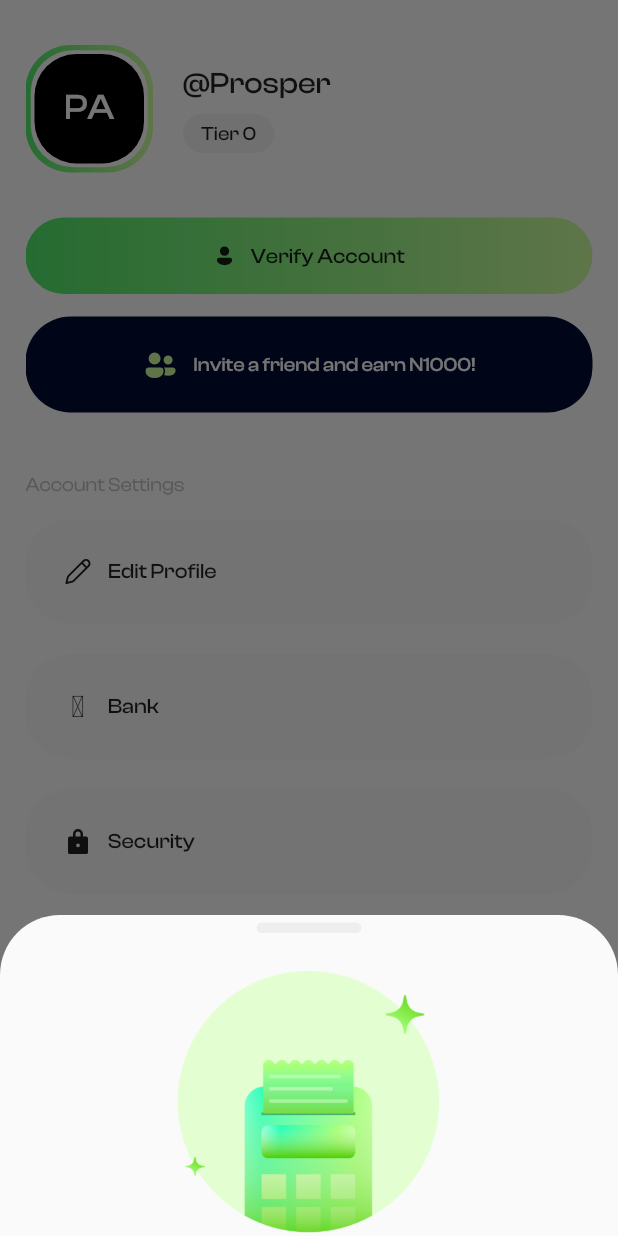
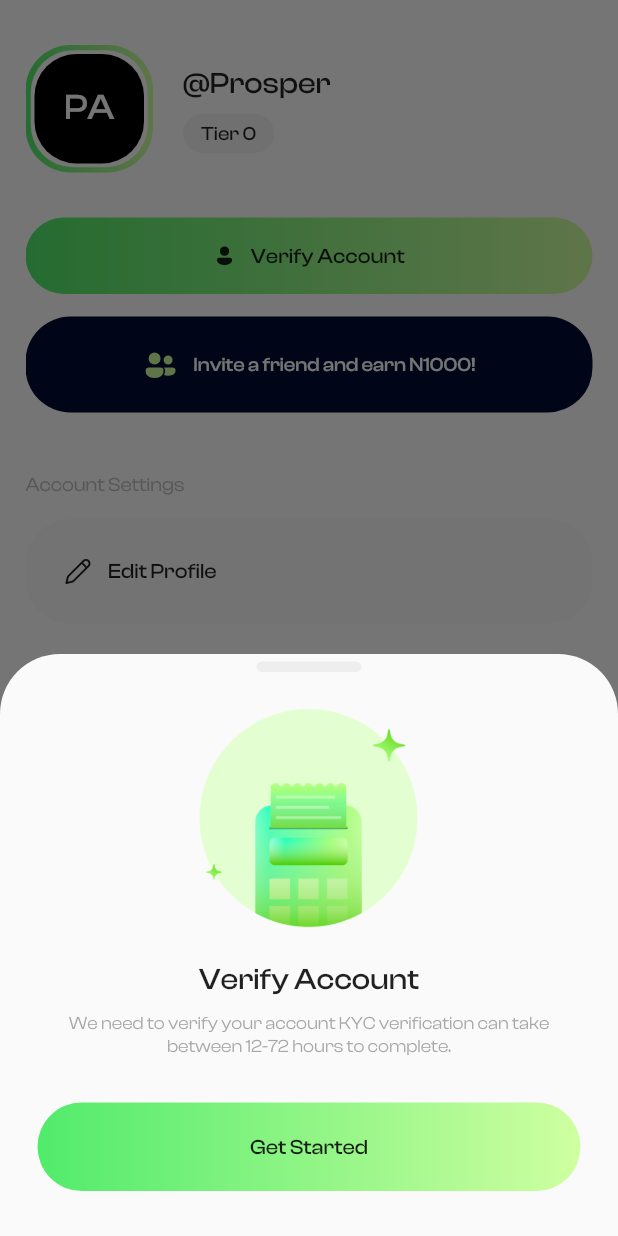
Before and after one commit to ProsperChihimba/flip-clone, a Flutter app: the screen it shows after launch, item 4 of the bottom bar chosen, after a tap on "Verify Account", on a phone screen of 412 x 824 dp. Run offline on Flutter 3.47's test engine with Material 2 defaults, Android fonts, the phone set to English and light mode, and no system bars; our stand-ins replace fluentui_icons, gap, get.

Commit message:
Finish up verify account initial design

```diff
--- a/lib/pages/account/verify_modal.dart
+++ b/lib/pages/account/verify_modal.dart
@@ -1,3 +1,4 @@
+import 'package:flip/sections/green_button.dart';
 import 'package:flip/utils/app_layout.dart';
 import 'package:flutter/material.dart';
 import 'package:gap/gap.dart';
@@ -30,8 +31,40 @@ class VerifyAccountModal extends StatelessWidget {
             image: const AssetImage(
               'assets/card.png',
             ),
-            width: AppLayout.getWidth(180),
+            width: AppLayout.getWidth(150),
           ),
+
+          // header
+          Gap(AppLayout.getHeight(20)),
+          Text(
+            "Verify Account",
+            style: TextStyle(
+              fontSize: AppLayout.getHeight(20),
+              fontWeight: FontWeight.w500,
+            ),
+          ),
+
+          // desc
+          Gap(AppLayout.getHeight(10)),
+          Text(
+            "We need to verify your account KYC verification can take between 12-72 hours to complete.",
+            textAlign: TextAlign.center,
+            style: TextStyle(
+              color: Colors.grey.withOpacity(0.9),
+              fontSize: AppLayout.getHeight(12),
+            ),
+          ),
+
+          // get started button
+          Gap(AppLayout.getHeight(30)),
+          const GreenButton(
+            title: "Get Started",
+            size: 21,
+            hasIcon: false,
+          ),
+
+          //
+          Gap(AppLayout.getHeight(30)),
         ],
       ),
     );
```
